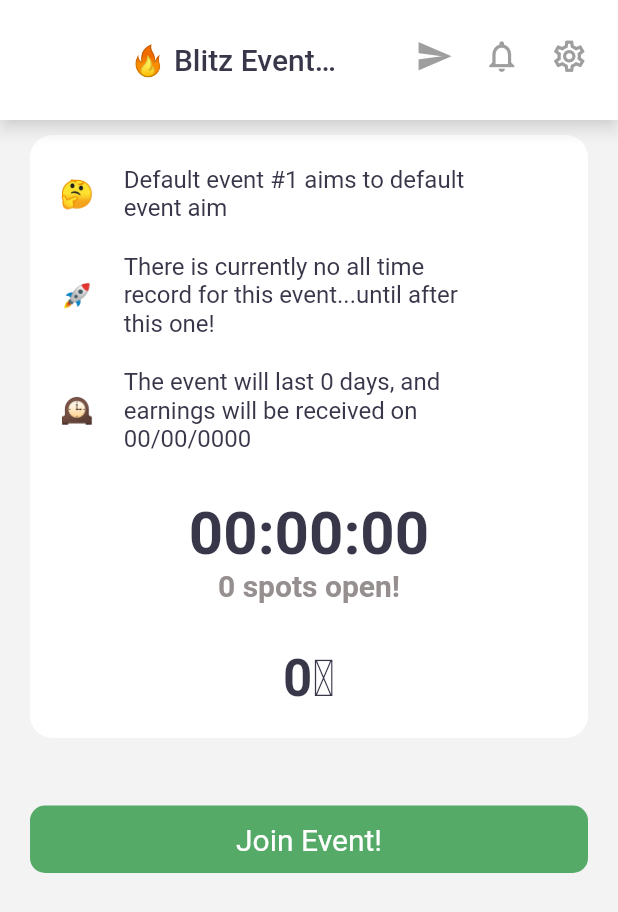
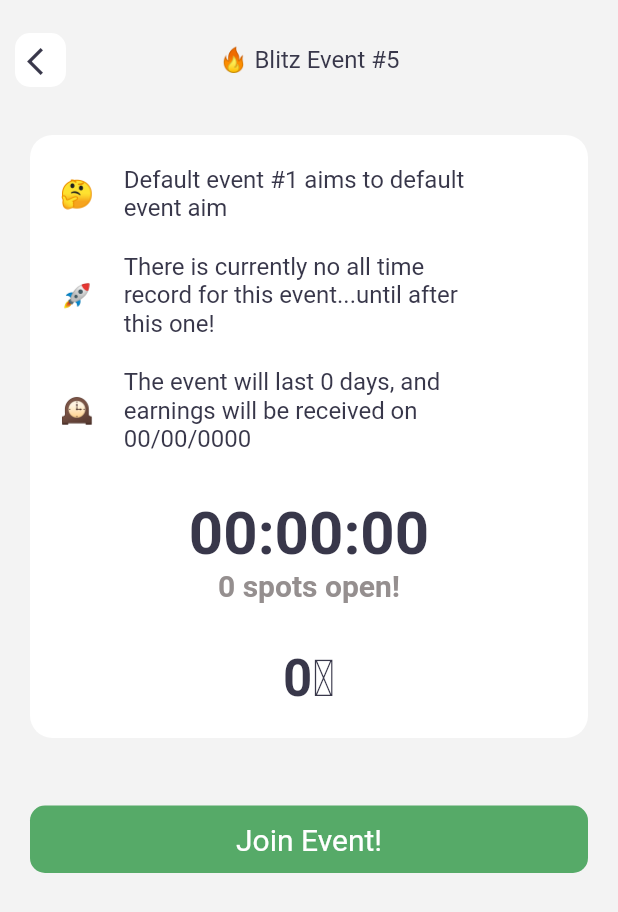
Before and after one commit to RedH11/SavvyApp, a Flutter app: the EventsInfoScreen screen opened directly, on a phone screen of 412 x 824 dp. Shown: the top 912 px of the screen. Run offline on Flutter 3.47's test engine with Material 2 defaults, Android fonts, the phone set to English and light mode, and no system bars; our stand-ins replace cloud_firestore, firebase_auth, firebase_core, flutter_spinkit, intl_phone_number_input, pin_code_fields; accounts and stored records are empty; Roboto replaces fonts that are missing (Helvetica Neue, Sofia Pro).

Commit message:
App bar finished, finished the invite (notification) screen UI

```diff
--- a/lib/screens/events/events_info.dart
+++ b/lib/screens/events/events_info.dart
@@ -16,7 +16,7 @@ class EventsInfoScreen extends StatelessWidget {
     var eventName = "🔥 Blitz Event #5";
 
     return Scaffold(
-      appBar: TopAppBar().getAppBar(eventName),
+      appBar: TopAppBar().getAppBar(eventName, false, true, context),
       body: EventsInfoBody(),
     );
   }
@@ -40,9 +40,6 @@ class EventsInfoBody extends StatelessWidget {
     var eventLockdownTime = "0 days";
     var earningsReceivedDate = "00/00/0000";
 
-    ///
-    /// Need to make the text format that you plug the pulled information into
-    ///
     var eventDescription = "$eventName #$eventNumber aims to $eventAim";
     var eventRecord = "";
 
--- a/lib/screens/personal_stats/personal_stats.dart
+++ b/lib/screens/personal_stats/personal_stats.dart
@@ -71,7 +71,7 @@ class PersonalStatsScreen extends StatelessWidget {
     ///
 
     return Scaffold(
-      appBar: TopAppBar().getAppBar("Your \$SavvyCoins"),
+      appBar: TopAppBar().getAppBar("Your \$SavvyCoins", false, true, context),
       body: Container(
         color: backgroundColor,
         child: Column(
--- a/lib/screens/settings/settings.dart
+++ b/lib/screens/settings/settings.dart
@@ -10,7 +10,7 @@ class SettingsScreen extends StatelessWidget {
   @override
   Widget build(BuildContext context) {
     return Scaffold(
-      appBar: TopAppBar().getAppBar("Settings"),
+      appBar: TopAppBar().getAppBar("Settings", false, true, context),
       body: SettingsState(),
     );
   }
@@ -93,7 +93,7 @@ class SettingsBody extends State<SettingsState> {
               ]
           ),
 
-          SizedBox(height: 50,),
+          SizedBox(height: 10,),
           settingsDisplay.getLogOutButton()
         ]
       )
--- a/lib/screens/widgets/app_bar.dart
+++ b/lib/screens/widgets/app_bar.dart
@@ -1,6 +1,9 @@
+import 'package:cryptoapp/screens/notifications/notifications.dart';
+import 'package:cryptoapp/screens/settings/settings.dart';
 import 'package:cryptoapp/theme/constants.dart';
 import 'package:flutter/cupertino.dart';
 import 'package:flutter/material.dart';
+import 'package:flutter/rendering.dart';
 
 ///
 ///
@@ -9,42 +12,90 @@ import 'package:flutter/material.dart';
 ///
 class TopAppBar {
 
+  AppBar getAppBar(titleText, useMenuIcons, useBackButton, context) {
+
     Widget menuIcons = Container(
       child: Row(
         children: [
           Padding(
-            padding:
-            EdgeInsets.fromLTRB(sidePadding, 0, betweenContainers, 5),
-            child: Icon(Icons.send, color: Colors.grey, size: 25)),
-        Padding(
               padding: EdgeInsets.fromLTRB(
-                betweenContainers, 0, betweenContainers, 5),
-            child: Icon(
+                  0, 0, 10, 5),
+              child: Container(
+                  height: 40,
+                  width: 40,
+                  decoration: BoxDecoration(
+                      color: Colors.white,
+                      borderRadius: BorderRadius.all(Radius.circular(containerRoundness))
+                  ),
+                  child: IconButton(
+                    onPressed: () => {
+                      Navigator.push(context, MaterialPageRoute(builder: (context) => NotificationsScreen()))
+                    },
+                    icon: Icon(
                       Icons.notifications_outlined,
-              color: Colors.grey,
-              size: 25,
-            )),
+                      color: APP_BAR_ITEM_COLOR,
+                      size: 22,
+                  )))),
           Padding(
               padding:
-            EdgeInsets.fromLTRB(betweenContainers, 0, sidePadding, 5),
-            child: Icon(
+              EdgeInsets.fromLTRB(5, 0, 20, 5),
+              child: Container(
+                height: 40,
+                  width: 40,
+                  decoration: BoxDecoration(
+                      color: Colors.white,
+                      borderRadius: BorderRadius.all(Radius.circular(containerRoundness))
+                  ),
+                  child: IconButton(
+                    onPressed: () => {
+                      Navigator.push(context, MaterialPageRoute(builder: (context) => SettingsScreen()))
+                    },
+                    icon: Icon(
                       Icons.settings_outlined,
-              color: Colors.grey,
-              size: 25,
-            ))
+                      color: APP_BAR_ITEM_COLOR,
+                      size: 22,
+                  ))))
         ],
       ),
     );
 
-  AppBar getAppBar(titleText) {
+    Widget screenMenuIcons = Container();
+    Widget backIcon = Container();
+
+    if (useMenuIcons) {
+      screenMenuIcons = menuIcons;
+    }
+
+    if (useBackButton) {
+      backIcon = Padding(
+            padding:
+            EdgeInsets.fromLTRB(10, 22, 12, 22),
+            child: Container(
+                height: 30,
+                width: 30,
+                decoration: BoxDecoration(
+                    color: Colors.white,
+                    borderRadius: BorderRadius.all(Radius.circular(10.0))
+                ),
+                child: IconButton(
+                onPressed: () => {
+                  Navigator.pop(context)
+                },
+                icon: Icon(Icons.arrow_back_ios, color: primaryTextColor, size: 22))),
+      );
+    }
+
     return AppBar(
+      centerTitle: true,
       title: Text(titleText,
-          style: TextStyle(color: primaryTextColor, fontSize: 20)),
-      actions: [menuIcons],
-      backgroundColor: Colors.white,
+          style: APP_BAR_TEXT_STYLE),
+      leading: backIcon,
+      actions: [screenMenuIcons],
+      foregroundColor: Colors.transparent,
+      backgroundColor: backgroundColor,
       toolbarHeight: 80,
       titleSpacing: 30,
-      shadowColor: Colors.white, // can turn shadow on or off
+      shadowColor: Colors.transparent, // can turn shadow on or off
     );
   }
 }
--- a/lib/theme/constants.dart
+++ b/lib/theme/constants.dart
@@ -43,6 +43,8 @@ const MONEY_TEXT_COLOR = Color.fromARGB(255, 87, 190, 130);
 const PROGRESS_BAR_BACKGROUND_COLOR = Color.fromARGB(255, 238, 238, 238);
 // Darker red
 const LOG_OUT_BUTTON_COLOR = Color.fromARGB(255, 206, 32, 32);
+// blue black
+const APP_BAR_ITEM_COLOR = Color.fromARGB(220, 56, 55, 74);
 
 /* FONT */
 const main_font = "Sofia Pro";
@@ -73,12 +75,18 @@ const STATS_BODY_MONEY_BOLD_STYLE = TextStyle(fontFamily: main_font, fontSize: 1
 const STATS_LEVEL_DISPLAY_STYLE = TextStyle(fontFamily: main_font, fontSize: 30, fontWeight: FontWeight.normal, fontStyle: FontStyle.italic, color: MONEY_TEXT_COLOR);
 const REDEEM_REWARDS_BUTTON_STYLE = TextStyle(fontFamily: main_font, fontSize: 12, fontWeight: FontWeight.normal, color: Colors.white);
 const STATS_GOALS_TITLE_STYLE = TextStyle(fontFamily: main_font, fontSize: 30, fontWeight: FontWeight.bold, color: primaryTextColor);
-const LOG_OUT_BUTTON_STYLE = TextStyle(fontFamily: main_font, fontSize: 18, fontWeight: FontWeight.bold, color: LOG_OUT_BUTTON_COLOR);
+const LOG_OUT_BUTTON_STYLE = TextStyle(fontFamily: main_font, fontSize: 16, fontWeight: FontWeight.bold, color: LOG_OUT_BUTTON_COLOR);
 const EVENT_DESCRIPTION_STYLE = TextStyle(fontFamily: main_font, fontSize: 16, fontWeight: FontWeight.normal, color: primaryTextColor);
 const EVENT_DESCRIPTION_EMOJI_STYLE = TextStyle(fontFamily: main_font, fontSize: 18, fontWeight: FontWeight.normal, color: primaryTextColor);
 const EVENT_DESCRIPTION_TIMER_STYLE = TextStyle(fontFamily: main_font, fontSize: 40, fontWeight: FontWeight.bold, color: primaryTextColor);
 const EVENT_DESCRIPTION_SPOTS_STYLE = TextStyle(fontFamily: main_font, fontSize: 20, fontWeight: FontWeight.bold, color: secondaryTextColor);
 const EVENT_DESCRIPTION_COINS_STYLE = TextStyle(fontFamily: main_font, fontSize: 34, fontWeight: FontWeight.bold, color: primaryTextColor);
+const LOADING_TEXT_STYLE = TextStyle(fontFamily: main_font, fontSize: 14, fontWeight: FontWeight.normal, color: primaryTextColor);
+const INVITE_TITLE_STYLE = TextStyle(fontFamily: main_font, fontSize: 20, fontStyle: FontStyle.italic, fontWeight: FontWeight.normal, color: primaryTextColor);
+const INVITE_BODY_STYLE = TextStyle(fontFamily: main_font, fontSize: 14, fontWeight: FontWeight.normal, color: primaryTextColor);
+const INVITE_INPUT_STYLE = TextStyle(fontFamily: main_font, fontSize: 14, fontWeight: FontWeight.normal, color: primaryTextColor);
+const APP_BAR_TEXT_STYLE = TextStyle(fontFamily: main_font, fontSize: 16, fontWeight: FontWeight.normal, color: primaryTextColor);
+
 
 /* SPACING */
 const double sidePadding = 20;
```
Also changed, not shown: lib/main.dart (+8 -3 lines), lib/screens/events/events_loading.dart (added, +52 -0 lines), lib/screens/home/home.dart (+2 -9 lines), lib/screens/notifications/notifications.dart (added, +31 -0 lines), lib/screens/widgets/notifications_display.dart (added, +83 -0 lines), lib/screens/events/events_joined.dart (added). Lines whose indentation alone changed are shown as unchanged.
